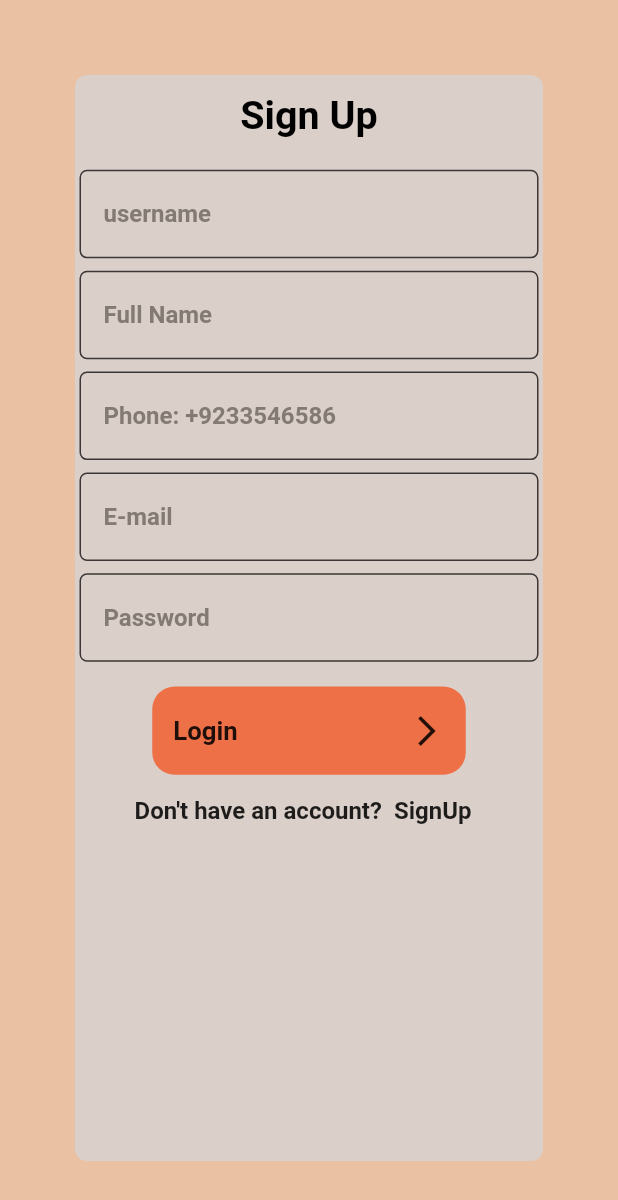
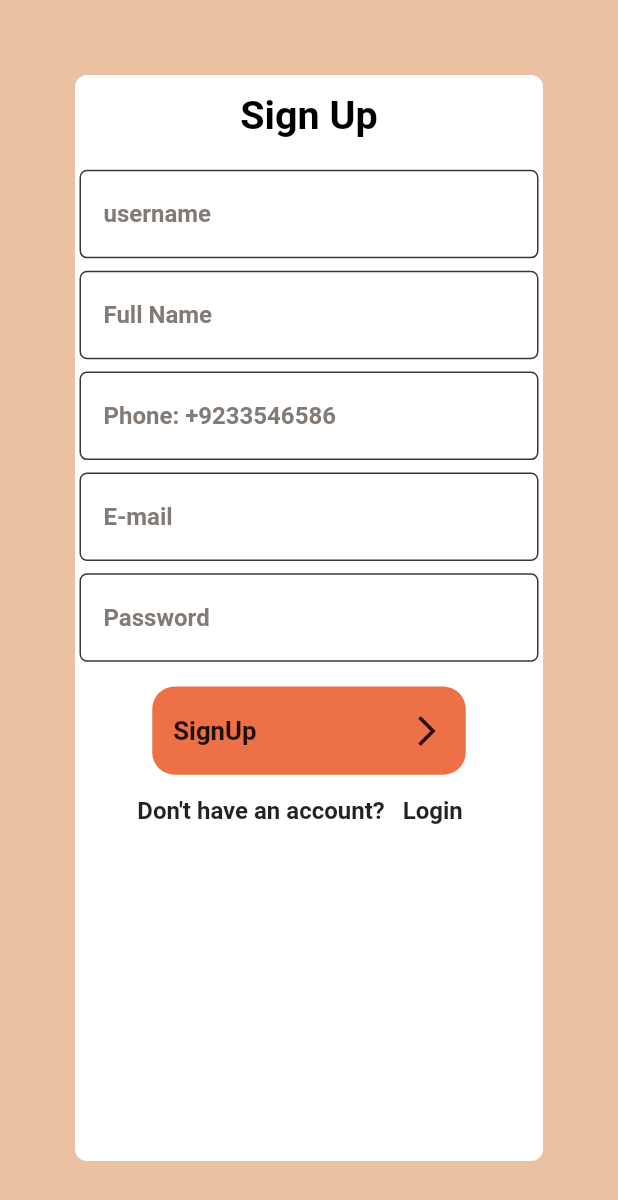
Before and after one commit to Bilalhassan679/BaratApp1, a Flutter app: the SignUpPage screen opened directly, after a tap on "SignUp", on a phone screen of 412 x 824 dp. Shown: the top 1200 px of the screen. Run offline on Flutter 3.47's test engine with Material 2 defaults, Android fonts, the phone set to English and light mode, and no system bars; our stand-ins replace firebase_core, firebase_storage, flutter_screenutil, get, image_picker; accounts and stored records are empty; network calls fail.

```diff
--- a/lib/main.dart
+++ b/lib/main.dart
@@ -1,8 +1,8 @@
-import 'package:barat/screens/areaForm.dart';
+import 'package:barat/screens/signUpPage.dart';
+import 'package:firebase_core/firebase_core.dart';
 import 'package:flutter/material.dart';
 import 'package:flutter_screenutil/flutter_screenutil.dart';
 import 'package:get/get.dart';
-import 'package:firebase_core/firebase_core.dart';
 
 void main() async {
   WidgetsFlutterBinding.ensureInitialized();
@@ -20,7 +20,7 @@ class MyApp extends StatelessWidget {
         debugShowCheckedModeBanner: false,
         title: 'Barat',
         theme: ThemeData(primarySwatch: Colors.blue),
-        home: const AdminAreaForm(),
+        home: const SignUpPage(),
         // initialRoute: '/',
         // routes: {
         //   '/': (context) => const SplashScreen(),
--- a/lib/screens/signUpPage.dart
+++ b/lib/screens/signUpPage.dart
@@ -1,9 +1,12 @@
+import 'package:barat/screens/loginPage.dart';
+import 'package:barat/services/credentialservices.dart';
 import 'package:barat/utils/color.dart';
 import 'package:barat/widgets/reusableBigText.dart';
 import 'package:barat/widgets/reusableTextField.dart';
 import 'package:barat/widgets/reusableTextIconButton.dart';
 import 'package:barat/widgets/reusablealreadytext.dart';
 import 'package:flutter/material.dart';
+import 'package:get/get.dart';
 
 class SignUpPage extends StatefulWidget {
   const SignUpPage({Key? key}) : super(key: key);
@@ -13,11 +16,13 @@ class SignUpPage extends StatefulWidget {
 }
 
 class _SignUpPageState extends State<SignUpPage> {
+  final CredentialServices credentialServices = CredentialServices();
   final TextEditingController _username = TextEditingController();
   final TextEditingController _fullname = TextEditingController();
   final TextEditingController _phone = TextEditingController();
   final TextEditingController _email = TextEditingController();
   final TextEditingController _password = TextEditingController();
+
   @override
   void dispose() {
     // TODO: implement dispose
@@ -45,7 +50,7 @@ class _SignUpPageState extends State<SignUpPage> {
               child: Container(
                   margin: EdgeInsets.all(50),
                   decoration: BoxDecoration(
-                      color: backgroundColor,
+                      color: whiteColor,
                       borderRadius: BorderRadius.circular(8)),
                   child: Column(
                     crossAxisAlignment: CrossAxisAlignment.center,
@@ -100,11 +105,18 @@ class _SignUpPageState extends State<SignUpPage> {
                       SizedBox(
                         height: height * 0.02,
                       ),
-                      ReusableTextIconButton(
+                      InkWell(
+                        onTap: () async {
+                          credentialServices.signUpPost(_email.text.toString(),
+                              _password.text.toString());
+                        },
+                        child: const ReusableTextIconButton(
+                          text: "SignUp",
+                        ),
+                      ),
+                      ReusableAlreadyText(
                         text: "Login",
-                      ),
-                      const ReusableAlreadyText(
-                        text: "SignUp",
+                        onClick: () => Get.off(() => const LoginPage()),
                       ),
                     ],
                   )),
--- /dev/null
+++ b/lib/services/credentialservices.dart
@@ -0,0 +1,34 @@
+import 'package:http/http.dart' as http;
+
+class CredentialServices {
+  void signUpPost(String email, String password) async {
+    try {
+      var response = await http.post(
+          Uri.parse('https://reqres.in/api/register'),
+          body: {'email': email, 'password': password});
+      if (response.statusCode == 200) {
+        print(response.body.toString());
+        print('account created Succesfully');
+      } else {
+        print("Account is not Created");
+      }
+    } catch (e) {
+      print(e.toString());
+    }
+  }
+
+  void loginPost(String email, String password) async {
+    try {
+      var response = await http.post(Uri.parse('https://reqres.in/api/login'),
+          body: {'email': email, 'password': password});
+      if (response.statusCode == 200) {
+        print(response.body.toString());
+        print('account created Succesfully');
+      } else {
+        print("Account is not Created");
+      }
+    } catch (e) {
+      print(e.toString());
+    }
+  }
+}
--- a/lib/widgets/reusablealreadytext.dart
+++ b/lib/widgets/reusablealreadytext.dart
@@ -2,8 +2,10 @@ import 'package:flutter/material.dart';
 
 class ReusableAlreadyText extends StatelessWidget {
   final String text;
-  const ReusableAlreadyText({Key? key, required this.text}) : super(key: key);
-
+  const ReusableAlreadyText(
+      {Key? key, required this.text, required this.onClick})
+      : super(key: key);
+  final Function onClick;
   @override
   Widget build(BuildContext context) {
     return Row(
@@ -14,14 +16,16 @@ class ReusableAlreadyText extends StatelessWidget {
           style: TextStyle(fontSize: 16, fontWeight: FontWeight.bold),
         ),
         TextButton(
-            onPressed: () {},
+            onPressed: () {
+              onClick();
+            },
             child: Text(
               text,
               style: const TextStyle(
                   fontSize: 16,
                   color: Colors.black87,
                   fontWeight: FontWeight.bold),
-            ))
+            )),
       ],
     );
   }
```
Also changed, not shown: lib/screens/areaForm.dart (+1 -17 lines), lib/screens/loginPage.dart (+14 -3 lines).
